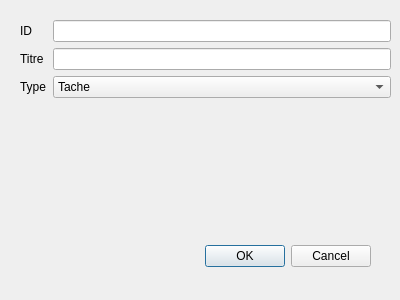
Old version of the form ajout.ui in the repository AudeC/notepod--.
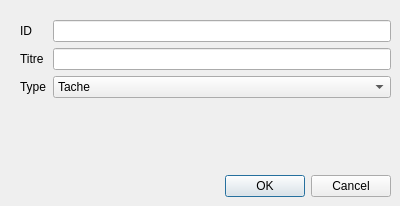
New version of the form.

Commit message: Améliorations interface

What changed in the file:
```diff
--- a/ajout.ui
+++ b/ajout.ui
@@ -7,7 +7,7 @@
     <x>0</x>
     <y>0</y>
     <width>400</width>
-    <height>300</height>
+    <height>206</height>
    </rect>
   </property>
   <property name="windowTitle">
@@ -16,8 +16,8 @@
   <widget class="QDialogButtonBox" name="buttonBox">
    <property name="geometry">
     <rect>
-     <x>30</x>
-     <y>240</y>
+     <x>50</x>
+     <y>170</y>
      <width>341</width>
      <height>32</height>
     </rect>
@@ -28,6 +28,9 @@
    <property name="standardButtons">
     <set>QDialogButtonBox::Cancel|QDialogButtonBox::Ok</set>
    </property>
+   <property name="centerButtons">
+    <bool>false</bool>
+   </property>
   </widget>
   <widget class="QWidget" name="formLayoutWidget">
    <property name="geometry">
```
The commit also changes 4 other files.
